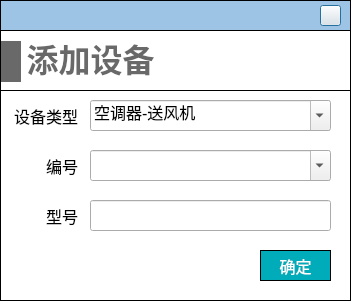
Above: NoiseCalSoft/roomDefineForm/dialog_add_system.ui from haobana/NoiCal before the change. Below: the same form after it.
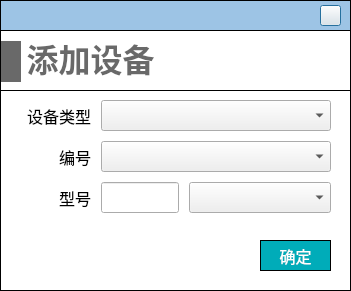
That is the form after the change. Icons and pictures are not drawn.

```diff
--- a/NoiseCalSoft/roomDefineForm/dialog_add_system.ui
+++ b/NoiseCalSoft/roomDefineForm/dialog_add_system.ui
@@ -7,7 +7,7 @@
     <x>0</x>
     <y>0</y>
     <width>351</width>
-    <height>301</height>
+    <height>291</height>
    </rect>
   </property>
   <property name="windowTitle">
@@ -59,7 +59,7 @@
      <x>0</x>
      <y>30</y>
      <width>351</width>
-     <height>271</height>
+     <height>261</height>
     </rect>
    </property>
    <property name="styleSheet">
@@ -74,7 +74,7 @@
       <x>0</x>
       <y>60</y>
       <width>351</width>
-      <height>211</height>
+      <height>201</height>
      </rect>
     </property>
     <property name="styleSheet">
@@ -110,36 +110,37 @@
 font-family: '黑体';
 }</string>
     </property>
-    <widget class="QLabel" name="label_num">
-     <property name="geometry">
-      <rect>
-       <x>7</x>
-       <y>60</y>
-       <width>71</width>
-       <height>31</height>
-      </rect>
+    <layout class="QVBoxLayout" name="verticalLayout">
+     <property name="spacing">
+      <number>10</number>
      </property>
-     <property name="font">
-      <font>
-       <family>黑体</family>
-       <pointsize>-1</pointsize>
-      </font>
+     <property name="leftMargin">
+      <number>20</number>
      </property>
-     <property name="text">
-      <string>编号</string>
+     <property name="topMargin">
+      <number>10</number>
      </property>
-     <property name="alignment">
-      <set>Qt::AlignRight|Qt::AlignTrailing|Qt::AlignVCenter</set>
+     <property name="rightMargin">
+      <number>20</number>
      </property>
-    </widget>
+     <property name="bottomMargin">
+      <number>20</number>
+     </property>
+     <item>
+      <layout class="QHBoxLayout" name="horizontalLayout">
+       <item>
     <widget class="QLabel" name="label_17">
-     <property name="geometry">
-      <rect>
-       <x>7</x>
-       <y>10</y>
+         <property name="sizePolicy">
+          <sizepolicy hsizetype="Fixed" vsizetype="Preferred">
+           <horstretch>0</horstretch>
+           <verstretch>0</verstretch>
+          </sizepolicy>
+         </property>
+         <property name="minimumSize">
+          <size>
        <width>71</width>
-       <height>31</height>
-      </rect>
+           <height>0</height>
+          </size>
      </property>
      <property name="font">
       <font>
@@ -154,36 +155,20 @@
       <set>Qt::AlignRight|Qt::AlignTrailing|Qt::AlignVCenter</set>
      </property>
     </widget>
-    <widget class="QLabel" name="label_model">
-     <property name="geometry">
-      <rect>
-       <x>7</x>
-       <y>110</y>
-       <width>71</width>
-       <height>31</height>
-      </rect>
-     </property>
-     <property name="font">
-      <font>
-       <family>黑体</family>
-       <pointsize>-1</pointsize>
-      </font>
-     </property>
-     <property name="text">
-      <string>型号</string>
-     </property>
-     <property name="alignment">
-      <set>Qt::AlignRight|Qt::AlignTrailing|Qt::AlignVCenter</set>
-     </property>
-    </widget>
+       </item>
+       <item>
     <widget class="QComboBox" name="comboBox_type">
-     <property name="geometry">
-      <rect>
-       <x>90</x>
-       <y>10</y>
-       <width>241</width>
+         <property name="sizePolicy">
+          <sizepolicy hsizetype="Expanding" vsizetype="Minimum">
+           <horstretch>0</horstretch>
+           <verstretch>0</verstretch>
+          </sizepolicy>
+         </property>
+         <property name="minimumSize">
+          <size>
+           <width>0</width>
        <height>31</height>
-      </rect>
+          </size>
      </property>
      <property name="font">
       <font>
@@ -192,11 +177,17 @@
       </font>
      </property>
      <property name="editable">
-      <bool>true</bool>
-     </property>
+          <bool>false</bool>
+         </property>
+         <property name="currentIndex">
+          <number>-1</number>
+         </property>
+         <property name="placeholderText">
+          <string>请选择设备类型</string>
+         </property>
      <item>
       <property name="text">
-       <string>空调器-送风机</string>
+           <string>风机</string>
       </property>
      </item>
      <item>
@@ -215,14 +206,52 @@
       </property>
      </item>
     </widget>
-    <widget class="QComboBox" name="comboBox_numOrModel">
-     <property name="geometry">
-      <rect>
-       <x>90</x>
-       <y>60</y>
-       <width>241</width>
+       </item>
+      </layout>
+     </item>
+     <item>
+      <layout class="QHBoxLayout" name="horizontalLayout_2">
+       <item>
+        <widget class="QLabel" name="label_num">
+         <property name="sizePolicy">
+          <sizepolicy hsizetype="Fixed" vsizetype="Preferred">
+           <horstretch>0</horstretch>
+           <verstretch>0</verstretch>
+          </sizepolicy>
+         </property>
+         <property name="minimumSize">
+          <size>
+           <width>71</width>
+           <height>0</height>
+          </size>
+         </property>
+         <property name="font">
+          <font>
+           <family>黑体</family>
+           <pointsize>-1</pointsize>
+          </font>
+         </property>
+         <property name="text">
+          <string>编号</string>
+         </property>
+         <property name="alignment">
+          <set>Qt::AlignRight|Qt::AlignTrailing|Qt::AlignVCenter</set>
+         </property>
+        </widget>
+       </item>
+       <item>
+        <widget class="QComboBox" name="comboBox_num">
+         <property name="sizePolicy">
+          <sizepolicy hsizetype="Expanding" vsizetype="Minimum">
+           <horstretch>0</horstretch>
+           <verstretch>0</verstretch>
+          </sizepolicy>
+         </property>
+         <property name="minimumSize">
+          <size>
+           <width>0</width>
        <height>31</height>
-      </rect>
+          </size>
      </property>
      <property name="font">
       <font>
@@ -231,7 +260,7 @@
       </font>
      </property>
      <property name="editable">
-      <bool>true</bool>
+          <bool>false</bool>
      </property>
      <property name="currentText">
       <string/>
@@ -239,15 +268,56 @@
      <property name="currentIndex">
       <number>-1</number>
      </property>
-    </widget>
+         <property name="placeholderText">
+          <string>请选择设备编号</string>
+         </property>
+        </widget>
+       </item>
+      </layout>
+     </item>
+     <item>
+      <layout class="QHBoxLayout" name="horizontalLayout_3">
+       <item>
+        <widget class="QLabel" name="label_model">
+         <property name="sizePolicy">
+          <sizepolicy hsizetype="Fixed" vsizetype="Preferred">
+           <horstretch>0</horstretch>
+           <verstretch>0</verstretch>
+          </sizepolicy>
+         </property>
+         <property name="minimumSize">
+          <size>
+           <width>71</width>
+           <height>0</height>
+          </size>
+         </property>
+         <property name="font">
+          <font>
+           <family>黑体</family>
+           <pointsize>-1</pointsize>
+          </font>
+         </property>
+         <property name="text">
+          <string>型号</string>
+         </property>
+         <property name="alignment">
+          <set>Qt::AlignRight|Qt::AlignTrailing|Qt::AlignVCenter</set>
+         </property>
+        </widget>
+       </item>
+       <item>
     <widget class="QLineEdit" name="lineEdit_model">
-     <property name="geometry">
-      <rect>
-       <x>90</x>
-       <y>110</y>
-       <width>241</width>
+         <property name="sizePolicy">
+          <sizepolicy hsizetype="Expanding" vsizetype="Minimum">
+           <horstretch>0</horstretch>
+           <verstretch>0</verstretch>
+          </sizepolicy>
+         </property>
+         <property name="minimumSize">
+          <size>
+           <width>0</width>
        <height>31</height>
-      </rect>
+          </size>
      </property>
      <property name="font">
       <font>
@@ -259,14 +329,75 @@
       <bool>true</bool>
      </property>
     </widget>
+       </item>
+       <item>
+        <widget class="QComboBox" name="comboBox_model">
+         <property name="sizePolicy">
+          <sizepolicy hsizetype="Expanding" vsizetype="Minimum">
+           <horstretch>0</horstretch>
+           <verstretch>0</verstretch>
+          </sizepolicy>
+         </property>
+         <property name="minimumSize">
+          <size>
+           <width>0</width>
+           <height>31</height>
+          </size>
+         </property>
+         <property name="placeholderText">
+          <string>请选择设备型号</string>
+         </property>
+        </widget>
+       </item>
+      </layout>
+     </item>
+     <item>
+      <spacer name="verticalSpacer">
+       <property name="orientation">
+        <enum>Qt::Vertical</enum>
+       </property>
+       <property name="sizeHint" stdset="0">
+        <size>
+         <width>20</width>
+         <height>40</height>
+        </size>
+       </property>
+      </spacer>
+     </item>
+     <item>
+      <layout class="QHBoxLayout" name="horizontalLayout_5">
+       <item>
+        <spacer name="horizontalSpacer">
+         <property name="orientation">
+          <enum>Qt::Horizontal</enum>
+         </property>
+         <property name="sizeHint" stdset="0">
+          <size>
+           <width>40</width>
+           <height>20</height>
+          </size>
+         </property>
+        </spacer>
+       </item>
+       <item>
     <widget class="QPushButton" name="pushButton_queding">
-     <property name="geometry">
-      <rect>
-       <x>260</x>
-       <y>160</y>
+         <property name="sizePolicy">
+          <sizepolicy hsizetype="Fixed" vsizetype="Fixed">
+           <horstretch>0</horstretch>
+           <verstretch>0</verstretch>
+          </sizepolicy>
+         </property>
+         <property name="minimumSize">
+          <size>
        <width>71</width>
        <height>31</height>
-      </rect>
+          </size>
+         </property>
+         <property name="maximumSize">
+          <size>
+           <width>71</width>
+           <height>31</height>
+          </size>
      </property>
      <property name="font">
       <font>
@@ -294,6 +425,10 @@
       <string>确定</string>
      </property>
     </widget>
+       </item>
+      </layout>
+     </item>
+    </layout>
    </widget>
    <widget class="QLabel" name="label_9">
     <property name="geometry">
```
Left out of the diff: 8 changed lines with no effect on the pictures. Lines whose indentation alone changed are shown as unchanged.
